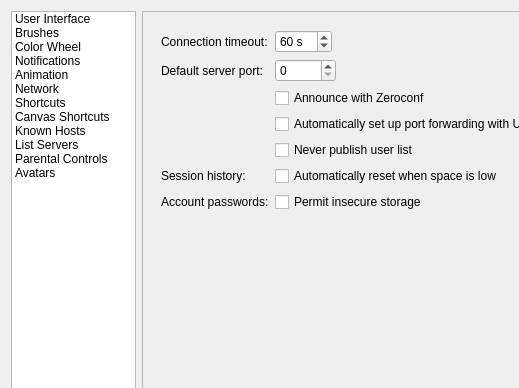
First picture: the form in src/desktop/ui/settings.ui, repository drawpile/Drawpile, before the edit; both pictures show x 0 to 519 and y 0 to 388 of the 775 by 605 pixel window.
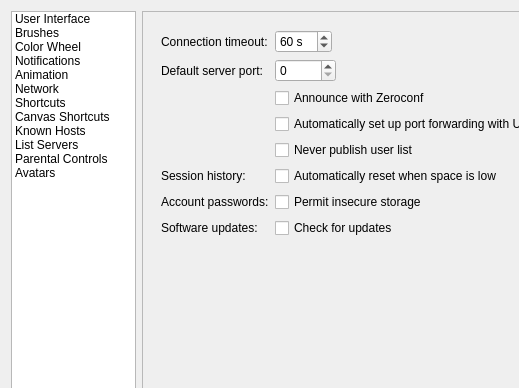
Second picture: the form after the edit. The open tabs and pages were chosen to show the change. Icons and pictures are not drawn. Custom widgets are drawn as their Qt base class.

Commit message:
Add checkbox to disable automatic updates in preferences
There is a box to do this already but it is not discoverable as it
is inside the update dialog itself.

Diff of the .ui file:
```diff
--- a/src/desktop/ui/settings.ui
+++ b/src/desktop/ui/settings.ui
@@ -914,6 +914,20 @@
               </property>
              </widget>
             </item>
+            <item row="7" column="0">
+             <widget class="QLabel">
+              <property name="text">
+               <string>Software updates:</string>
+              </property>
+             </widget>
+            </item>
+            <item row="7" column="1">
+             <widget class="QCheckBox" name="checkForUpdates">
+              <property name="text">
+               <string>Check for updates</string>
+              </property>
+             </widget>
+            </item>
            </layout>
           </widget>
           <widget class="QWidget" name="stackedWidgetPage4">
```
The commit also changes 1 other file.
